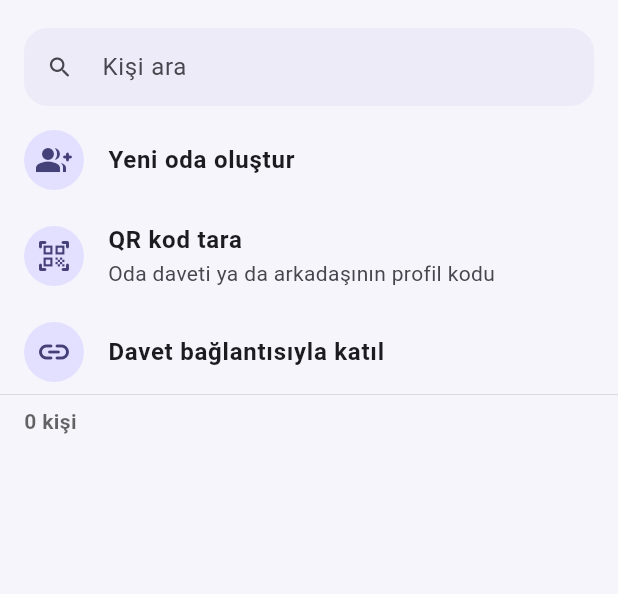
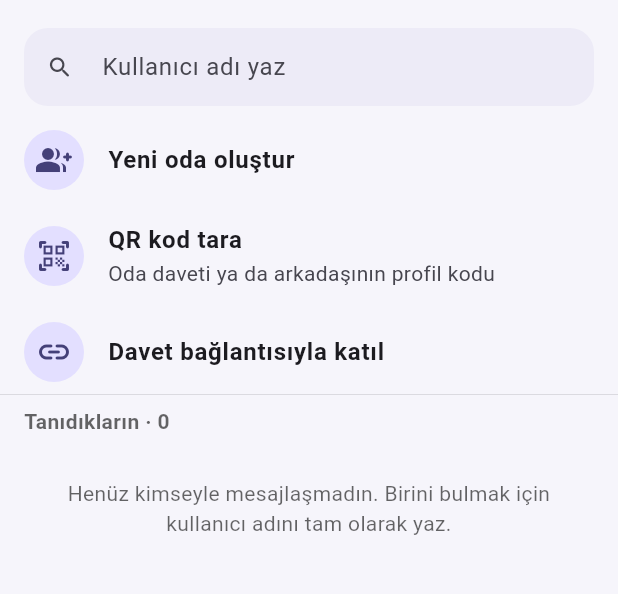
Before and after one commit to XADAN-900/qyriptalk-flutter, a Flutter app: the NewChatScreen screen opened directly, on a phone screen of 412 x 824 dp, the part 62-656 px from its top. Run offline on Flutter 3.47's test engine with Material 3 defaults, Android fonts, the phone set to English and light mode, and no system bars; our stand-ins replace audioplayers, file_picker, firebase_auth, firebase_core, firebase_database, firebase_messaging and 7 more; missing offline and left inert: flutter_webrtc, mobile_scanner, record; accounts and stored records are empty.

Commit message:
Yeni sohbet: sadece tanıdıklar listelenir, diğerleri tam kullanıcı adıyla bulunur
Co-Authored-By: Claude Opus 5.5 <noreply@anthropic.com>
Claude-Session: https://claude.ai/code/session_01CACA2Mx29TZKNZirYG1QUx

```diff
--- a/lib/screens/new_chat_screen.dart
+++ b/lib/screens/new_chat_screen.dart
@@ -21,9 +21,13 @@ class _NewChatScreenState extends State<NewChatScreen> {
   @override
   Widget build(BuildContext context) {
     final app = context.watch<AppState>();
+    // Gizlilik: listede sadece tanıdıkların (mesajlaştığın / aynı odada olduğun) görünür.
+    // Diğer kullanıcılar ancak kullanıcı adı TAM yazılınca bulunur (Telegram / Instagram gibi).
+    final q = _q.toLowerCase();
     final users = app.users.values.where((u) => u.uid != app.uid).where((u) {
-      if (_q.isEmpty) return true;
-      return u.username.toLowerCase().contains(_q.toLowerCase());
+      final name = u.username.toLowerCase();
+      if (app.isContact(u.uid)) return q.isEmpty || name.contains(q);
+      return q.isNotEmpty && name == q;
     }).toList()
       ..sort((a, b) {
         final ao = app.onlineVisible(a), bo = app.onlineVisible(b);
@@ -41,7 +45,7 @@ class _NewChatScreenState extends State<NewChatScreen> {
               autofocus: false,
               onChanged: (v) => setState(() => _q = v.trim()),
               decoration: const InputDecoration(
-                hintText: 'Kişi ara',
+                hintText: 'Kullanıcı adı yaz',
                 prefixIcon: Icon(Icons.search_rounded),
                 isDense: true,
               ),
@@ -68,12 +72,23 @@ class _NewChatScreenState extends State<NewChatScreen> {
             padding: const EdgeInsets.fromLTRB(16, 8, 16, 4),
             child: Align(
               alignment: Alignment.centerLeft,
-              child: Text('${users.length} kişi',
+              child: Text(q.isEmpty ? 'Tanıdıkların · ${users.length}' : '${users.length} sonuç',
                   style: TextStyle(color: Theme.of(context).hintColor, fontWeight: FontWeight.w600)),
             ),
           ),
           Expanded(
-            child: ListView.builder(
+            child: users.isEmpty
+                ? Padding(
+                    padding: const EdgeInsets.all(24),
+                    child: Text(
+                      q.isEmpty
+                          ? 'Henüz kimseyle mesajlaşmadın. Birini bulmak için kullanıcı adını tam olarak yaz.'
+                          : 'Bu kullanıcı adıyla kimse bulunamadı. Kullanıcı adını tam olarak yazmalısın.',
+                      textAlign: TextAlign.center,
+                      style: TextStyle(color: Theme.of(context).hintColor),
+                    ),
+                  )
+                : ListView.builder(
               itemCount: users.length,
               itemBuilder: (_, i) {
                 final u = users[i];
```
